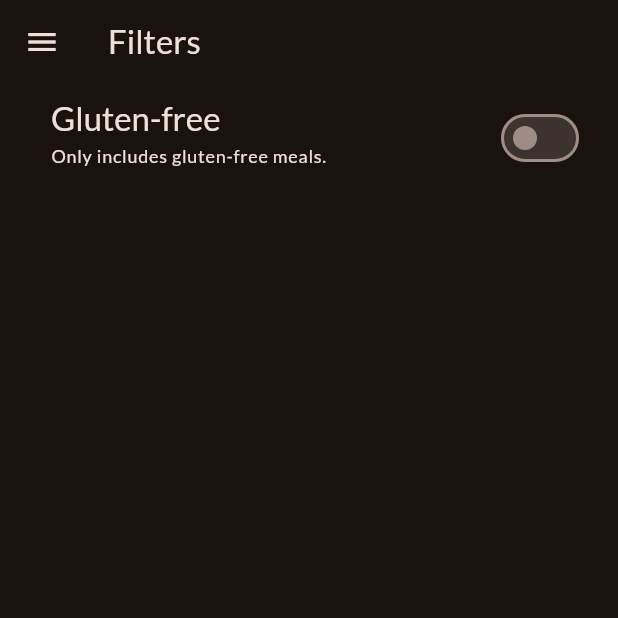
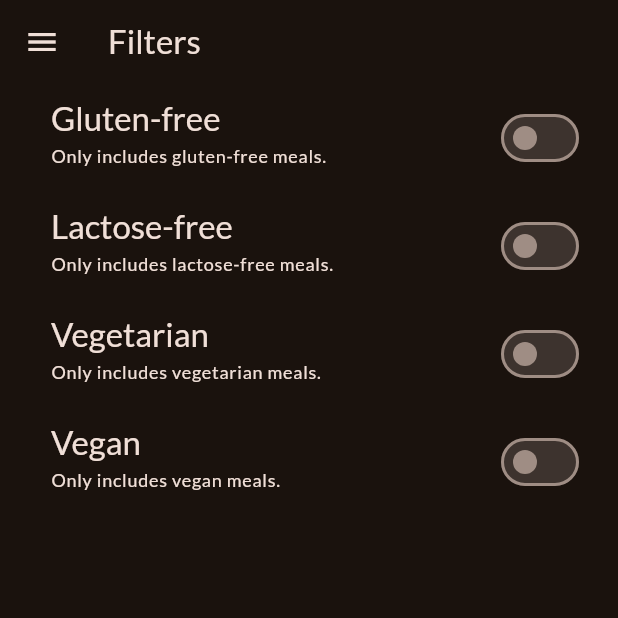
Before and after one commit to DenisBurimov/flutter_meals, a Flutter app: the FiltersScreen screen opened directly, on a phone screen of 412 x 824 dp, the top half of it. Run offline on Flutter 3.47's test engine with Material 2 defaults, Android fonts, the phone set to English and light mode, and no system bars; our stand-ins replace google_fonts, transparent_image.

Commit message:
filters working commit

```diff
--- a/lib/screens/filters.dart
+++ b/lib/screens/filters.dart
@@ -1,6 +1,13 @@
 import 'package:flutter/material.dart';
 import 'package:meals/screens/tabs.dart';
 import 'package:meals/widgets/main_drawer.dart';
+
+enum Filter {
+  glutenFree,
+  lactoseFree,
+  vegetarian,
+  vegan,
+}
 
 class FiltersScreen extends StatefulWidget {
   const FiltersScreen({super.key});
@@ -13,6 +20,9 @@ class FiltersScreen extends StatefulWidget {
 
 class _FiltersScreenState extends State<FiltersScreen> {
   var _glutenFreeFilterSet = false;
+  var _lactoseFreeFilterSet = false;
+  var _vegetarianFilterSet = false;
+  var _veganFilterSet = false;
 
   @override
   Widget build(BuildContext context) {
@@ -27,7 +37,17 @@ class _FiltersScreenState extends State<FiltersScreen> {
               .push(MaterialPageRoute(builder: (ctx) => const TabsScreen()));
         }
       }),
-      body: Column(
+      body: WillPopScope(
+        onWillPop: () async {
+          Navigator.of(context).pop({
+            Filter.glutenFree: _glutenFreeFilterSet,
+            Filter.lactoseFree: _lactoseFreeFilterSet,
+            Filter.vegetarian: _vegetarianFilterSet,
+            Filter.vegan: _veganFilterSet,
+          });
+          return false;
+        },
+        child: Column(
           children: [
             SwitchListTile(
               value: _glutenFreeFilterSet,
@@ -51,7 +71,74 @@ class _FiltersScreenState extends State<FiltersScreen> {
               activeColor: Theme.of(context).colorScheme.tertiary,
               contentPadding: const EdgeInsets.only(left: 34, right: 22),
             ),
+            SwitchListTile(
+              value: _lactoseFreeFilterSet,
+              onChanged: (isChecked) {
+                setState(() {
+                  _lactoseFreeFilterSet = isChecked;
+                });
+              },
+              title: Text(
+                'Lactose-free',
+                style: Theme.of(context).textTheme.titleLarge!.copyWith(
+                      color: Theme.of(context).colorScheme.onBackground,
+                    ),
+              ),
+              subtitle: Text(
+                'Only includes lactose-free meals.',
+                style: Theme.of(context).textTheme.labelMedium!.copyWith(
+                      color: Theme.of(context).colorScheme.onBackground,
+                    ),
+              ),
+              activeColor: Theme.of(context).colorScheme.tertiary,
+              contentPadding: const EdgeInsets.only(left: 34, right: 22),
+            ),
+            SwitchListTile(
+              value: _vegetarianFilterSet,
+              onChanged: (isChecked) {
+                setState(() {
+                  _vegetarianFilterSet = isChecked;
+                });
+              },
+              title: Text(
+                'Vegetarian',
+                style: Theme.of(context).textTheme.titleLarge!.copyWith(
+                      color: Theme.of(context).colorScheme.onBackground,
+                    ),
+              ),
+              subtitle: Text(
+                'Only includes vegetarian meals.',
+                style: Theme.of(context).textTheme.labelMedium!.copyWith(
+                      color: Theme.of(context).colorScheme.onBackground,
+                    ),
+              ),
+              activeColor: Theme.of(context).colorScheme.tertiary,
+              contentPadding: const EdgeInsets.only(left: 34, right: 22),
+            ),
+            SwitchListTile(
+              value: _veganFilterSet,
+              onChanged: (isChecked) {
+                setState(() {
+                  _veganFilterSet = isChecked;
+                });
+              },
+              title: Text(
+                'Vegan',
+                style: Theme.of(context).textTheme.titleLarge!.copyWith(
+                      color: Theme.of(context).colorScheme.onBackground,
+                    ),
+              ),
+              subtitle: Text(
+                'Only includes vegan meals.',
+                style: Theme.of(context).textTheme.labelMedium!.copyWith(
+                      color: Theme.of(context).colorScheme.onBackground,
+                    ),
+              ),
+              activeColor: Theme.of(context).colorScheme.tertiary,
+              contentPadding: const EdgeInsets.only(left: 34, right: 22),
+            ),
           ],
+        ),
       ),
     );
   }
--- a/lib/screens/tabs.dart
+++ b/lib/screens/tabs.dart
@@ -62,11 +62,12 @@ class _TabsScreenState extends State<TabsScreen> {
       activePageTitle = 'Favorites';
     }
 
-    void _setScreen(String identifier) {
+    void _setScreen(String identifier) async {
       Navigator.of(context).pop();
       if (identifier == 'filters') {
-        Navigator.of(context)
-            .push(MaterialPageRoute(builder: (ctx) => const FiltersScreen()));
+        final result = await Navigator.of(context).push<Map<Filter, bool>>(
+            MaterialPageRoute(builder: (ctx) => const FiltersScreen()));
+        print(result);
       }
     }
 
```
Lines whose indentation alone changed are shown as unchanged.
